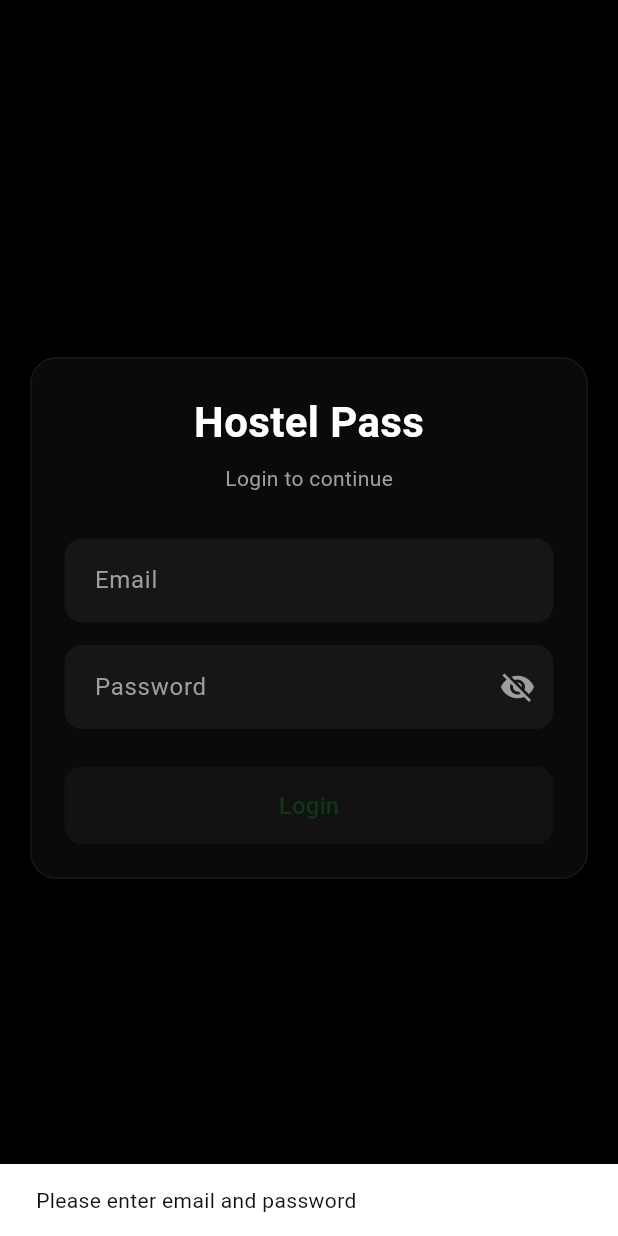
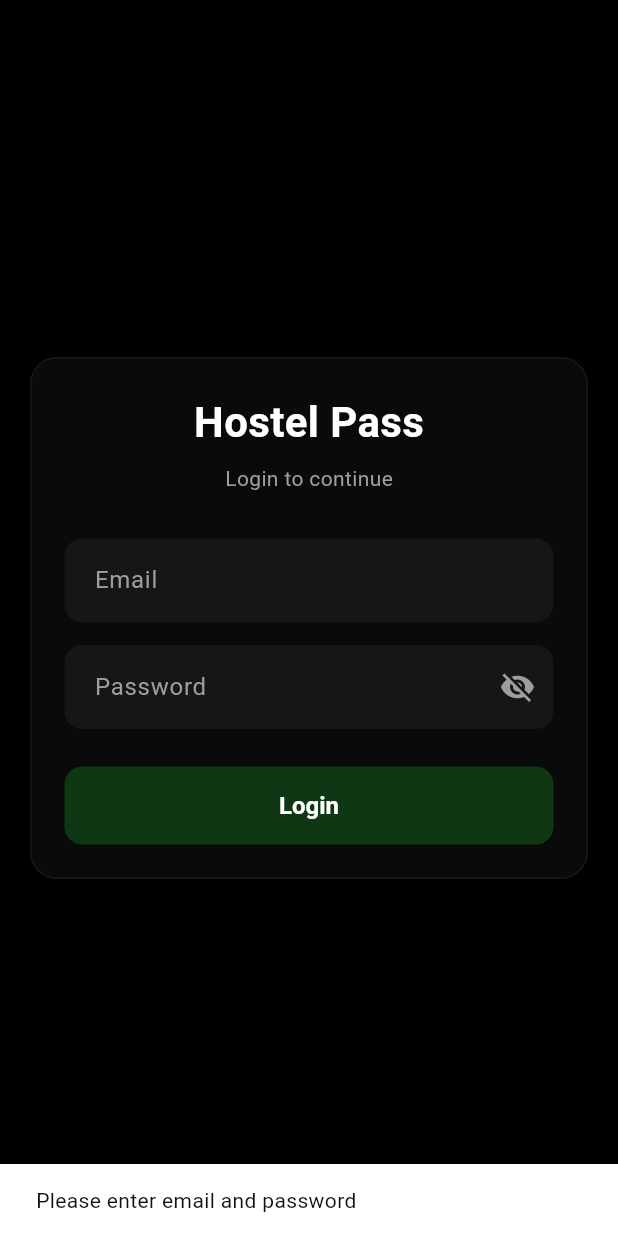
Before and after one commit to Karanx11/Hostel-Pass, a Flutter app: the screen it shows after launch, after a tap on "Login", on a phone screen of 412 x 824 dp. Run offline on Flutter 3.47's test engine with Material 3 defaults, Android fonts, the phone set to English and light mode, and no system bars; our stand-ins replace flutter_dotenv, qr_flutter, shared_preferences, supabase_flutter; missing offline and left inert: mobile_scanner; accounts and stored records are empty.

Commit message:
Features Updated

```diff
--- a/lib/main.dart
+++ b/lib/main.dart
@@ -7,8 +7,6 @@ import 'package:hostel_pass/screens/guard/guard_proffile_screen.dart';
 import 'package:hostel_pass/screens/guard/scan_screen.dart';
 import 'package:hostel_pass/screens/warden/warden_history_screen.dart';
 import 'package:hostel_pass/screens/warden/warden_profile_screen.dart';
-
-import 'screens/auth/login_screen.dart';
 
 import 'screens/student/student_dashboard.dart';
 import 'screens/warden/warden_dashboard.dart';
--- a/lib/screens/auth/login_screen.dart
+++ b/lib/screens/auth/login_screen.dart
@@ -12,8 +12,6 @@ class LoginScreen extends StatefulWidget {
 class _LoginScreenState extends State<LoginScreen> {
   final emailController = TextEditingController();
   final passwordController = TextEditingController();
-
-  final auth = AuthService();
 
   bool isPasswordHidden = true;
   bool isLoading = false;
@@ -33,6 +31,7 @@ class _LoginScreenState extends State<LoginScreen> {
       isLoading = true;
     });
 
+    try {
       final result = await AuthService().login(email, password);
 
       if (!mounted) return;
@@ -45,7 +44,7 @@ class _LoginScreenState extends State<LoginScreen> {
         final role = result["role"];
 
         final prefs = await SharedPreferences.getInstance();
-      await prefs.setString("role", role); // 🔥 FIX
+        await prefs.setString("role", role);
 
         if (role == "student") {
           Navigator.pushReplacementNamed(context, "/student");
@@ -54,6 +53,27 @@ class _LoginScreenState extends State<LoginScreen> {
         } else if (role == "guard") {
           Navigator.pushReplacementNamed(context, "/guard");
         }
+      } else {
+        ScaffoldMessenger.of(context).showSnackBar(
+          const SnackBar(
+            content: Text("Invalid email or password"),
+            backgroundColor: Colors.red,
+          ),
+        );
+      }
+    } catch (e) {
+      if (!mounted) return;
+
+      setState(() {
+        isLoading = false;
+      });
+
+      ScaffoldMessenger.of(context).showSnackBar(
+        SnackBar(
+          content: Text("Login failed: $e"),
+          backgroundColor: Colors.red,
+        ),
+      );
     }
   }
 
--- a/lib/screens/student/student_dashboard.dart
+++ b/lib/screens/student/student_dashboard.dart
@@ -60,6 +60,8 @@ class _StudentDashboardState extends State<StudentDashboard> {
       ),
 
       floatingActionButton: FloatingActionButton(
+        backgroundColor: const Color(0xFF103713),
+        foregroundColor: Colors.white,
         onPressed: () async {
           final result = await Navigator.push(
             context,
--- a/lib/theme/app_theme.dart
+++ b/lib/theme/app_theme.dart
@@ -3,15 +3,57 @@ import 'package:flutter/material.dart';
 class AppTheme {
   static ThemeData darkTheme = ThemeData(
     scaffoldBackgroundColor: Colors.black,
+
     primaryColor: const Color(0xFF103713),
-    colorScheme: const ColorScheme.dark(primary: Color(0xFF103713)),
+
+    colorScheme: const ColorScheme.dark(
+      primary: Color(0xFF103713),
+      secondary: Color(0xFF103713),
+    ),
+
+    // AppBar Theme
+    appBarTheme: const AppBarTheme(
+      backgroundColor: Colors.black,
+      foregroundColor: Colors.white,
+      elevation: 0,
+      centerTitle: true,
+    ),
+
+    // Input Fields
     inputDecorationTheme: InputDecorationTheme(
       filled: true,
       fillColor: Colors.white.withOpacity(0.05),
+      hintStyle: const TextStyle(color: Colors.grey),
+      contentPadding: const EdgeInsets.symmetric(horizontal: 16, vertical: 16),
       border: OutlineInputBorder(
         borderRadius: BorderRadius.circular(12),
         borderSide: BorderSide.none,
       ),
+      enabledBorder: OutlineInputBorder(
+        borderRadius: BorderRadius.circular(12),
+        borderSide: BorderSide.none,
+      ),
+      focusedBorder: OutlineInputBorder(
+        borderRadius: BorderRadius.circular(12),
+        borderSide: const BorderSide(color: Colors.white24),
+      ),
+    ),
+
+    // FIXED BUTTON THEME
+    elevatedButtonTheme: ElevatedButtonThemeData(
+      style: ElevatedButton.styleFrom(
+        backgroundColor: const Color(0xFF103713), // green button
+        foregroundColor: Colors.white, // white text
+        disabledBackgroundColor: const Color(0xFF103713),
+        disabledForegroundColor: Colors.white70,
+        elevation: 0,
+        textStyle: const TextStyle(fontSize: 16, fontWeight: FontWeight.bold),
+        shape: RoundedRectangleBorder(borderRadius: BorderRadius.circular(12)),
+      ),
+    ),
+    floatingActionButtonTheme: const FloatingActionButtonThemeData(
+      backgroundColor: Color(0xFF103713),
+      foregroundColor: Colors.white,
     ),
   );
 }
```
Also changed, not shown: lib/pass/digital_pass_screen.dart (+4 -3 lines), lib/screens/auth/fake_auth_service.dart (deleted, +0 -27 lines), lib/screens/guard/guard_dashboard.dart (+4 -4 lines), pubspec.yaml (+8 -64 lines), assets/icon.png (renamed from assets/hostel_pass.png), pubspec.lock, 29 other files. Lines whose indentation alone changed are shown as unchanged.
